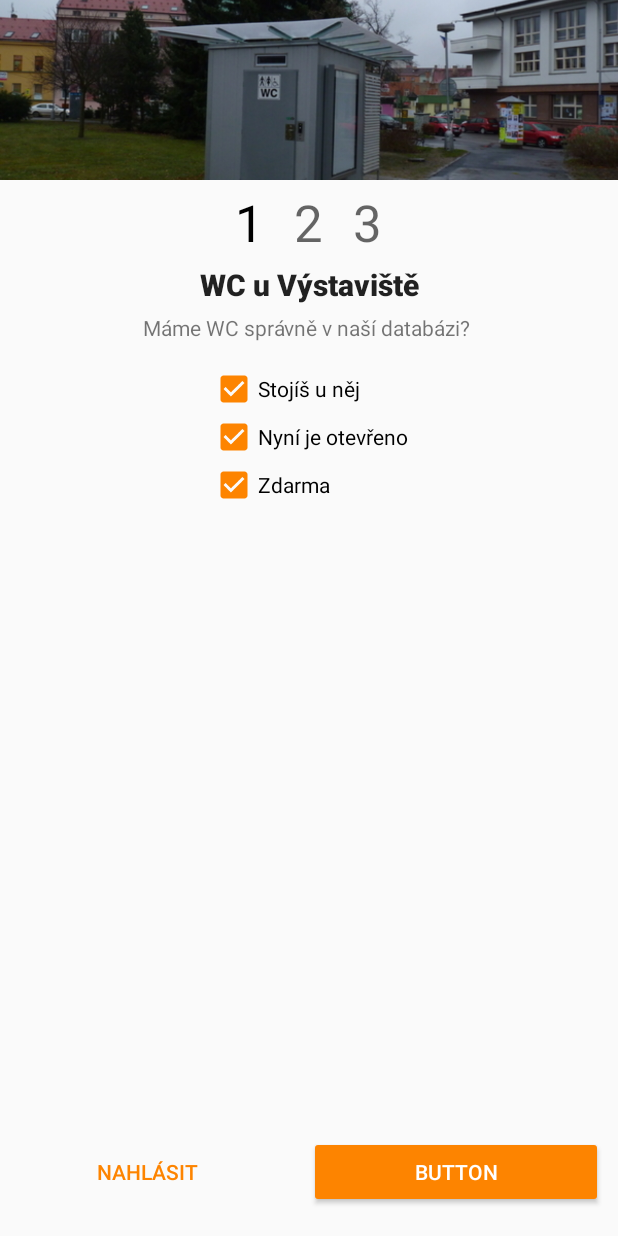
After one commit to mlazovla/Wecko, an Android app: the layout activity_rating.xml on its own in the app's theme, with its tools: preview values and no code run, on a phone screen of 412 x 824 dp. The commit adds this screen. Run offline under Robolectric (Android 15) with nearby library versions, the phone set to English and light mode, and no system bars.

Commit message:
Add rattings design.

```diff
--- a/app/build.gradle
+++ b/app/build.gradle
@@ -28,4 +28,5 @@ dependencies {
     compile 'com.android.support:support-v4:25.0.0'
     compile 'com.android.support:design:25.0.0'
     testCompile 'junit:junit:4.12'
+    compile 'com.google.android.gms:play-services-maps:9.8.0'
 }
--- /dev/null
+++ b/app/src/main/res/layout/activity_rating.xml
@@ -0,0 +1,16 @@
+<?xml version="1.0" encoding="utf-8"?>
+<RelativeLayout xmlns:android="http://schemas.android.com/apk/res/android"
+    xmlns:tools="http://schemas.android.com/tools"
+    android:id="@+id/activity_main"
+    android:layout_width="match_parent"
+    android:layout_height="match_parent"
+    android:paddingBottom="@dimen/activity_vertical_margin"
+    tools:context="com.example.vml.wecko.ReportToilet">
+
+    <include layout="@layout/content_ratings_1" />
+    <include layout="@layout/content_ratings_2"
+        android:visibility="gone"/>
+    <include layout="@layout/content_ratings_3"
+        android:visibility="gone"/>
+
+</RelativeLayout>
--- /dev/null
+++ b/app/src/main/res/layout/content_ratings_1.xml
@@ -0,0 +1,160 @@
+<?xml version="1.0" encoding="utf-8"?>
+<LinearLayout xmlns:android="http://schemas.android.com/apk/res/android"
+    xmlns:app="http://schemas.android.com/apk/res-auto"
+    xmlns:tools="http://schemas.android.com/tools"
+    android:id="@+id/conntent_ratings"
+    android:layout_height="match_parent"
+    android:layout_width="match_parent"
+    android:weightSum="1"
+    android:transformPivotX="@android:dimen/app_icon_size"
+    android:layout_alignParentTop="true"
+    android:layout_alignParentStart="true"
+    android:orientation="vertical"
+    app:layout_collapseParallaxMultiplier="0.2"
+    app:layout_collapseMode="parallax">
+
+    <ImageView
+        android:layout_width="wrap_content"
+        android:layout_height="120dp"
+        app:srcCompat="@drawable/wc_background"
+        android:id="@+id/imageView2"
+        android:scaleType="centerCrop"
+        android:cropToPadding="false" />
+
+    <LinearLayout
+        android:orientation="horizontal"
+        android:layout_height="wrap_content"
+        android:layout_width="match_parent"
+        android:id="@+id/ratings1"
+        android:clickable="true"
+        android:gravity="center">
+
+        <LinearLayout
+            android:orientation="horizontal"
+            android:layout_width="wrap_content"
+            android:layout_height="match_parent">
+
+            <TextView
+                android:text="1"
+                android:layout_width="wrap_content"
+                android:layout_height="wrap_content"
+                android:id="@+id/textView16"
+                android:layout_weight="1"
+                android:textAppearance="@style/TextAppearance.AppCompat.Display1"
+                android:paddingLeft="10dp"
+                android:paddingRight="10dp"
+                android:paddingBottom="5dp"
+                android:paddingTop="5dp"
+                android:textColor="@android:color/black" />
+
+            <TextView
+                android:text="2"
+                android:layout_width="wrap_content"
+                android:layout_height="wrap_content"
+                android:id="@+id/textView17"
+                android:layout_weight="1"
+                android:textAppearance="@style/TextAppearance.AppCompat.Display1"
+                android:paddingLeft="10dp"
+                android:paddingRight="10dp"
+                android:paddingBottom="5dp"
+                android:paddingTop="5dp" />
+
+            <TextView
+                android:text="3"
+                android:layout_width="wrap_content"
+                android:layout_height="wrap_content"
+                android:id="@+id/textView18"
+                android:layout_weight="1"
+                android:textAppearance="@style/TextAppearance.AppCompat.Display1"
+                android:paddingLeft="10dp"
+                android:paddingRight="10dp"
+                android:paddingBottom="5dp"
+                android:paddingTop="5dp" />
+        </LinearLayout>
+    </LinearLayout>
+
+    <TextView
+        android:text="WC u Výstaviště"
+        android:layout_width="match_parent"
+        android:layout_height="wrap_content"
+        android:id="@+id/textView2"
+        tools:text="WC u Výstaviště"
+        android:textAppearance="@style/TextAppearance.AppCompat.Title"
+        android:textStyle="normal|bold"
+        android:textAlignment="center"
+        android:fontFamily="sans-serif-medium" />
+
+    <TextView
+        android:text="Máme WC správně v naší databázi? "
+        android:layout_width="match_parent"
+        android:layout_height="wrap_content"
+        android:id="@+id/textView4"
+        android:textAlignment="center"
+        android:layout_marginBottom="15dp"
+        android:layout_marginTop="5dp" />
+
+    <LinearLayout
+        android:orientation="horizontal"
+        android:layout_width="match_parent"
+        android:layout_height="wrap_content"
+        android:gravity="center">
+
+        <LinearLayout
+            android:orientation="vertical"
+            android:layout_width="wrap_content"
+            android:layout_height="match_parent"
+            android:gravity="center">
+
+            <CheckBox
+                android:text="Stojíš u něj"
+                android:layout_width="match_parent"
+                android:layout_height="wrap_content"
+                android:id="@+id/checkBox2"
+                android:checked="true" />
+
+            <CheckBox
+                android:text="Nyní je otevřeno"
+                android:layout_width="match_parent"
+                android:layout_height="wrap_content"
+                android:id="@+id/checkBox3"
+                android:checked="true" />
+
+            <CheckBox
+                android:text="Zdarma"
+                android:layout_width="match_parent"
+                android:layout_height="wrap_content"
+                android:id="@+id/checkBox4"
+                android:checked="true" />
+        </LinearLayout>
+    </LinearLayout>
+
+    <LinearLayout
+        android:orientation="horizontal"
+        android:layout_width="match_parent"
+        android:layout_height="match_parent"
+        android:paddingTop="10dp"
+        android:gravity="bottom|center">
+
+        <Button
+            android:text="Nahlásit"
+            android:layout_width="wrap_content"
+            android:layout_height="wrap_content"
+            android:id="@+id/button"
+            style="@style/Widget.AppCompat.Button.ButtonBar.AlertDialog"
+            android:background="@android:color/transparent"
+            android:layout_weight="1"
+            android:layout_marginLeft="10dp" />
+
+        <Button
+            android:text="Button"
+            android:layout_marginLeft="20dp"
+            android:id="@+id/button2"
+            tools:text="V pořádku"
+            android:layout_weight="1"
+            android:layout_width="wrap_content"
+            android:layout_height="wrap_content"
+            android:layout_marginRight="10dp"
+            style="@style/Widget.AppCompat.Button.Colored" />
+    </LinearLayout>
+
+</LinearLayout>
--- a/app/src/main/res/values/colors.xml
+++ b/app/src/main/res/values/colors.xml
@@ -1,6 +1,6 @@
 <?xml version="1.0" encoding="utf-8"?>
 <resources>
-    <color name="colorPrimary">#AA5500</color>
+    <color name="colorPrimary">#aa5500</color>
     <color name="colorPrimaryDark">#663300</color>
     <color name="colorAccent">#FD8400</color>
 </resources>
```
Also changed, not shown: app/src/main/res/layout/app_bar_nearest_toilet.xml (+12 -6 lines), app/src/main/res/layout/conntent_ratings.xml (deleted, +0 -123 lines), app/src/main/res/layout/content_ratings_2.xml (added, +154 -0 lines), app/src/main/res/layout/content_ratings_3.xml (added, +118 -0 lines).
